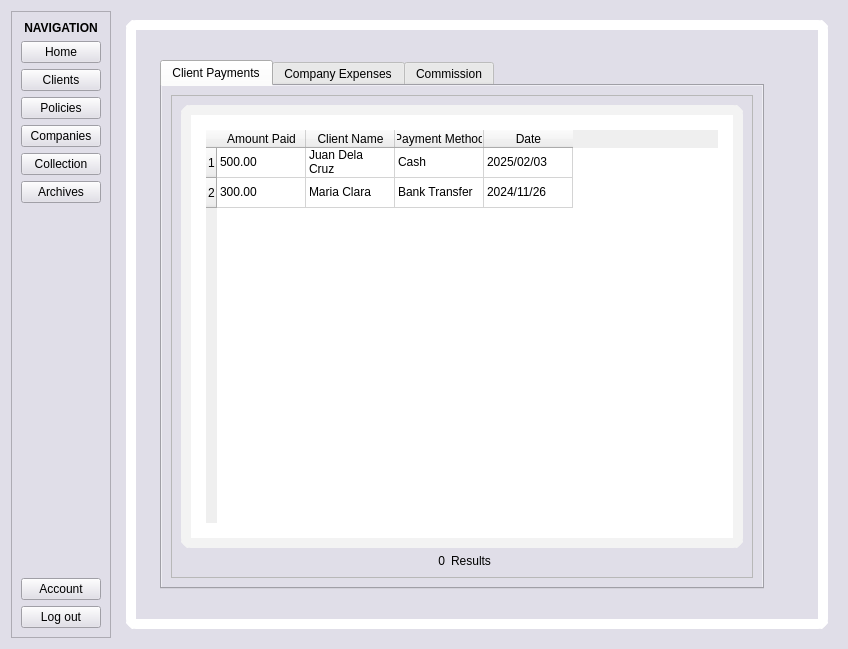
First picture: the form in QtGUI/form.ui, repository Ponard/InvestoPinoy, before the edit.
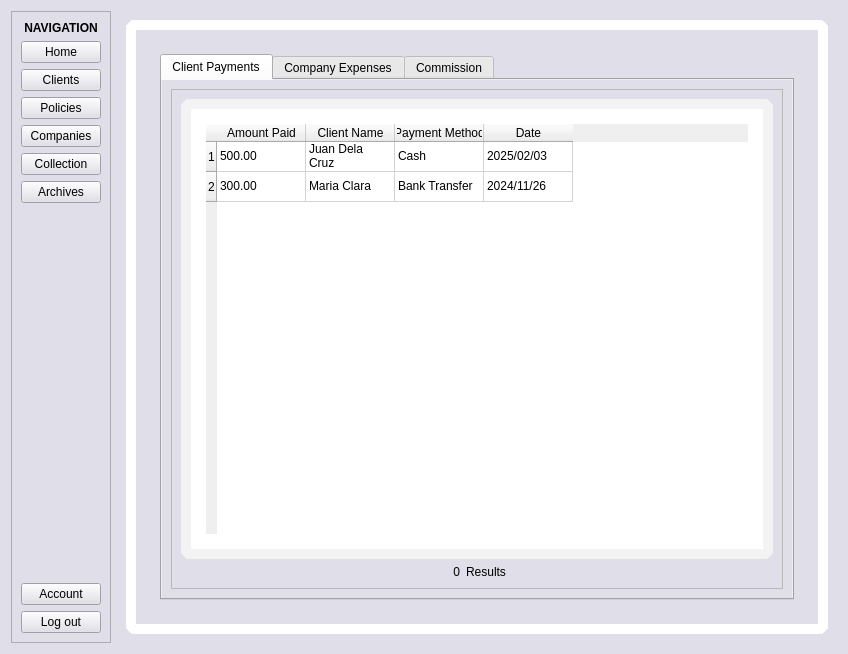
Second picture: the form after the edit. The open tabs and pages were chosen to show the change.

Commit message: minor UI fix: change collection_tab_widget sizepolicy to Expanding

Diff of the .ui file:
```diff
--- a/QtGUI/form.ui
+++ b/QtGUI/form.ui
@@ -7,7 +7,7 @@
     <x>0</x>
     <y>0</y>
     <width>848</width>
-    <height>649</height>
+    <height>654</height>
    </rect>
   </property>
   <property name="palette">
@@ -1659,7 +1659,7 @@
           <item>
            <widget class="QTabWidget" name="collection_tab_widget">
             <property name="sizePolicy">
-             <sizepolicy hsizetype="Fixed" vsizetype="Fixed">
+             <sizepolicy hsizetype="Expanding" vsizetype="Expanding">
               <horstretch>0</horstretch>
               <verstretch>0</verstretch>
              </sizepolicy>
@@ -2146,6 +2146,12 @@
              <layout class="QVBoxLayout" name="verticalLayout_24">
               <item>
                <widget class="QFrame" name="client_payments_frame">
+                <property name="sizePolicy">
+                 <sizepolicy hsizetype="Preferred" vsizetype="Preferred">
+                  <horstretch>0</horstretch>
+                  <verstretch>0</verstretch>
+                 </sizepolicy>
+                </property>
                 <property name="styleSheet">
                  <string notr="true"/>
                 </property>
```
Left out of the diff: 2 changed lines with no effect on the pictures.
